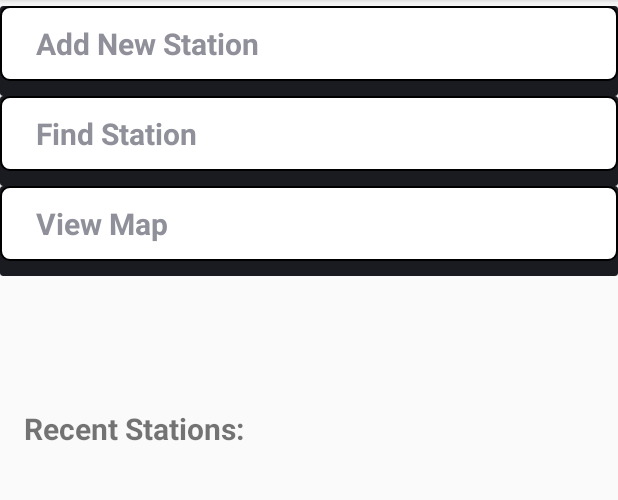
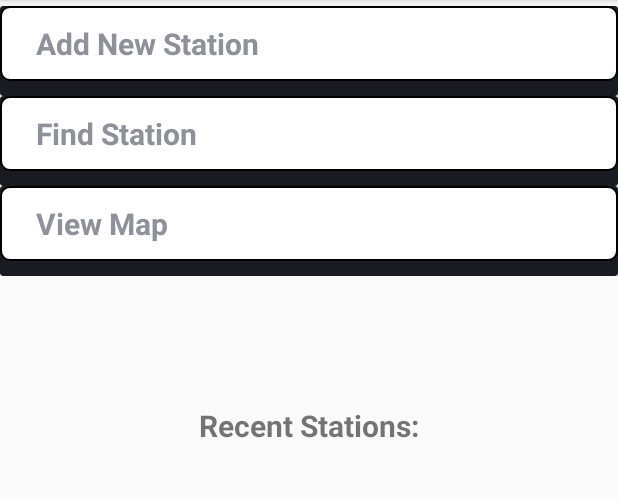
Before and after one commit to ddpalacios/Android-Live-Tracker, an Android app: the screen it shows after launch (mainactivity), on a phone screen of 412 x 824 dp, the part 84-584 px from its top. Run offline under Robolectric (Android 15) with nearby library versions, the light colour scheme and no system bars.

Commit message:
updating RV

```diff
--- a/app/src/main/java/com/example/cta_map/Activities/mainactivity.java
+++ b/app/src/main/java/com/example/cta_map/Activities/mainactivity.java
@@ -2,7 +2,14 @@ package com.example.cta_map.Activities;//package com.example.cta_map.Activities;
 import androidx.appcompat.app.AppCompatActivity;
 import androidx.recyclerview.widget.LinearLayoutManager;
 import androidx.recyclerview.widget.RecyclerView;
+
+import android.annotation.SuppressLint;
 import android.os.Bundle;
+import android.view.View;
+import android.widget.Button;
+import android.widget.TextView;
+import android.widget.Toast;
+
 import com.example.cta_map.DataBase.Database2;
 import com.example.cta_map.R;
 import com.example.cta_map.StationAdapter;
@@ -20,7 +27,7 @@ public class mainactivity extends AppCompatActivity {
         Database2 sqlite = new Database2(getApplicationContext());
         RecyclerView rvContacts = (RecyclerView) findViewById(R.id.recycler_view);
         RecyclerView optionsrv = (RecyclerView) findViewById(R.id.ViewOptions);
-        ArrayList<Stations> list = new ArrayList<>();
+        final ArrayList<Stations> list = new ArrayList<>();
         ArrayList<HashMap> favorite_stations = sqlite.getAllRecord("favorite_stations");
         for (HashMap t: favorite_stations){
             list.add(new Stations("#"+t.get("PrimaryId")+"."+" "+t.get("fav_station_name")+"."," "+t.get("fav_station_type"),t.get("fav_station_dir")+""));
@@ -32,14 +39,16 @@ public class mainactivity extends AppCompatActivity {
         optionsrv.setLayoutManager(new LinearLayoutManager(this));
 
 
-        StationAdapter adapter = new StationAdapter(getApplicationContext(), list);
+        final StationAdapter adapter = new StationAdapter(getApplicationContext(), list);
 //        // Attach the adapter to the recyclerview to populate items
         rvContacts.setAdapter(adapter);
 //        // Set layout manager to position the items
         rvContacts.setLayoutManager(new LinearLayoutManager(this));
 
+    }
 
 
 
-    }
+
+
 }
--- a/app/src/main/java/com/example/cta_map/Backend/Threading/Content_Parser_Thread.java
+++ b/app/src/main/java/com/example/cta_map/Backend/Threading/Content_Parser_Thread.java
@@ -52,8 +52,6 @@ public class Content_Parser_Thread implements Runnable
         HashMap<String, ArrayList<HashMap>> parsed_train_data = new HashMap();
         List<String> modified_valid_stations;
         for (String each_stop : stops) { modified_stops.add(each_stop.replaceAll("[^a-zA-Z0-9]", "").toLowerCase()); }
-
-
 
         while (this.msg.IsSending()) {
             synchronized (this.msg) {
--- a/app/src/main/java/com/example/cta_map/StationAdapter.java
+++ b/app/src/main/java/com/example/cta_map/StationAdapter.java
@@ -58,7 +58,6 @@ public class StationAdapter extends RecyclerView.Adapter<StationAdapter.MyViewHo
         TrainLineKeyCodes.put("yellow", R.drawable.yellow);
         Integer type = TrainLineKeyCodes.get(station.getType().replaceAll(" ", "").toLowerCase());
         final Context ctx = this.context;
-//        Log.e("type", station.getType()+"");
         holder.image.setImageResource(type);
 
         if (station.getDir().equals("1")){
@@ -78,7 +77,7 @@ public class StationAdapter extends RecyclerView.Adapter<StationAdapter.MyViewHo
                 ctx.startActivity(intent);
             }
         });
-
+//
         holder.track_btn.setOnClickListener(new View.OnClickListener() {
             @Override
             public void onClick(View v) {
--- a/app/src/main/java/com/example/cta_map/TrackingAdapter.java
+++ b/app/src/main/java/com/example/cta_map/TrackingAdapter.java
@@ -15,9 +15,9 @@ import androidx.recyclerview.widget.RecyclerView;
 import java.util.ArrayList;
 
 public class TrackingAdapter extends RecyclerView.Adapter<TrackingAdapter.TrackingViewHolder> {
-    ArrayList<Tracking_Station> list;
+    ArrayList<Object> list;
     Context ctx;
-    public TrackingAdapter(Context ctx, ArrayList<Tracking_Station> list){
+    public TrackingAdapter(Context ctx, ArrayList<Object> list){
         this.ctx = ctx;
         this.list = list;
     }
@@ -34,7 +34,7 @@ public class TrackingAdapter extends RecyclerView.Adapter<TrackingAdapter.Tracki
 
     @Override
     public void onBindViewHolder(@NonNull TrackingViewHolder holder, int position) {
-        Tracking_Station train = this.list.get(position);
+        Tracking_Station train = (Tracking_Station) this.list.get(position);
         holder.min.setText(train.getEta()+"m");
         holder.title.setText(train.getName());
 //        Log.e("fff", train.getName()+"fff");
--- a/app/src/main/res/layout/activity_main.xml
+++ b/app/src/main/res/layout/activity_main.xml
@@ -7,20 +7,19 @@
     tools:context=".Activities.mainactivity">
 
     <TextView
-        android:id="@+id/textView2"
+        android:id="@+id/textView2test"
         android:layout_width="wrap_content"
         android:layout_height="wrap_content"
-        android:layout_marginStart="16dp"
-        android:layout_marginLeft="16dp"
         android:layout_marginTop="30dp"
         android:layout_marginBottom="19dp"
         android:text="Recent Stations:"
         android:textSize="20sp"
         android:textStyle="bold"
         app:layout_constraintBottom_toTopOf="@+id/recycler_view"
+        app:layout_constraintEnd_toEndOf="parent"
         app:layout_constraintStart_toStartOf="parent"
         app:layout_constraintTop_toBottomOf="@+id/ViewOptions"
-        app:layout_constraintVertical_bias="0.627" />
+        app:layout_constraintVertical_bias="0.588" />
 
     <androidx.recyclerview.widget.RecyclerView
         android:id="@+id/ViewOptions"
```
Also changed, not shown: app/src/main/java/com/example/cta_map/Activities/TrainTrackingActivity.java (+79 -52 lines).
